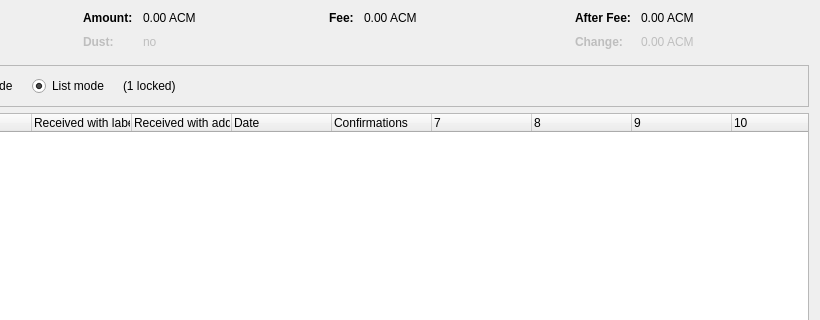
Before: the Qt Designer form src/qt/forms/coincontroldialog.ui in Actinium-project/Actinium, drawn with Qt 5; both pictures show x 180 to 1000 and y 0 to 320 of the 1000 by 500 pixel window.
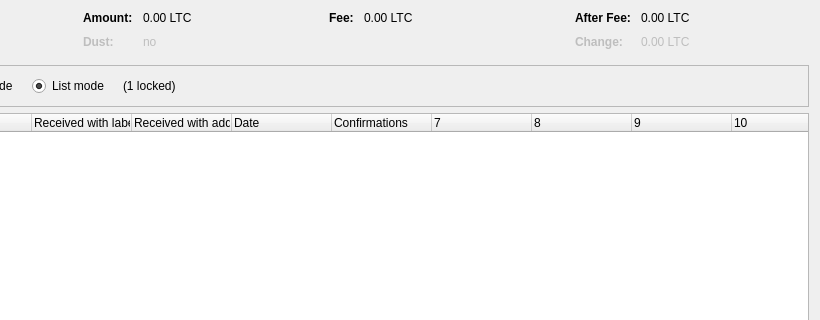
After: the same form once the commit is applied. Custom widgets are drawn as their Qt base class.

Diff of the .ui file:
```diff
--- a/src/qt/forms/coincontroldialog.ui
+++ b/src/qt/forms/coincontroldialog.ui
@@ -132,7 +132,7 @@
           <enum>Qt::ActionsContextMenu</enum>
          </property>
          <property name="text">
-          <string notr="true">0.00 ACM</string>
+          <string notr="true">0.00 LTC</string>
          </property>
          <property name="textInteractionFlags">
           <set>Qt::LinksAccessibleByMouse|Qt::TextSelectableByKeyboard|Qt::TextSelectableByMouse</set>
@@ -212,7 +212,7 @@
           <enum>Qt::ActionsContextMenu</enum>
          </property>
          <property name="text">
-          <string notr="true">0.00 ACM</string>
+          <string notr="true">0.00 LTC</string>
          </property>
          <property name="textInteractionFlags">
           <set>Qt::LinksAccessibleByMouse|Qt::TextSelectableByKeyboard|Qt::TextSelectableByMouse</set>
@@ -257,7 +257,7 @@
           <enum>Qt::ActionsContextMenu</enum>
          </property>
          <property name="text">
-          <string notr="true">0.00 ACM</string>
+          <string notr="true">0.00 LTC</string>
          </property>
          <property name="textInteractionFlags">
           <set>Qt::LinksAccessibleByMouse|Qt::TextSelectableByKeyboard|Qt::TextSelectableByMouse</set>
@@ -292,7 +292,7 @@
           <enum>Qt::ActionsContextMenu</enum>
          </property>
          <property name="text">
-          <string notr="true">0.00 ACM</string>
+          <string notr="true">0.00 LTC</string>
          </property>
          <property name="textInteractionFlags">
           <set>Qt::LinksAccessibleByMouse|Qt::TextSelectableByKeyboard|Qt::TextSelectableByMouse</set>
```
Left out of the diff: 3 changed lines with no effect on the pictures.
